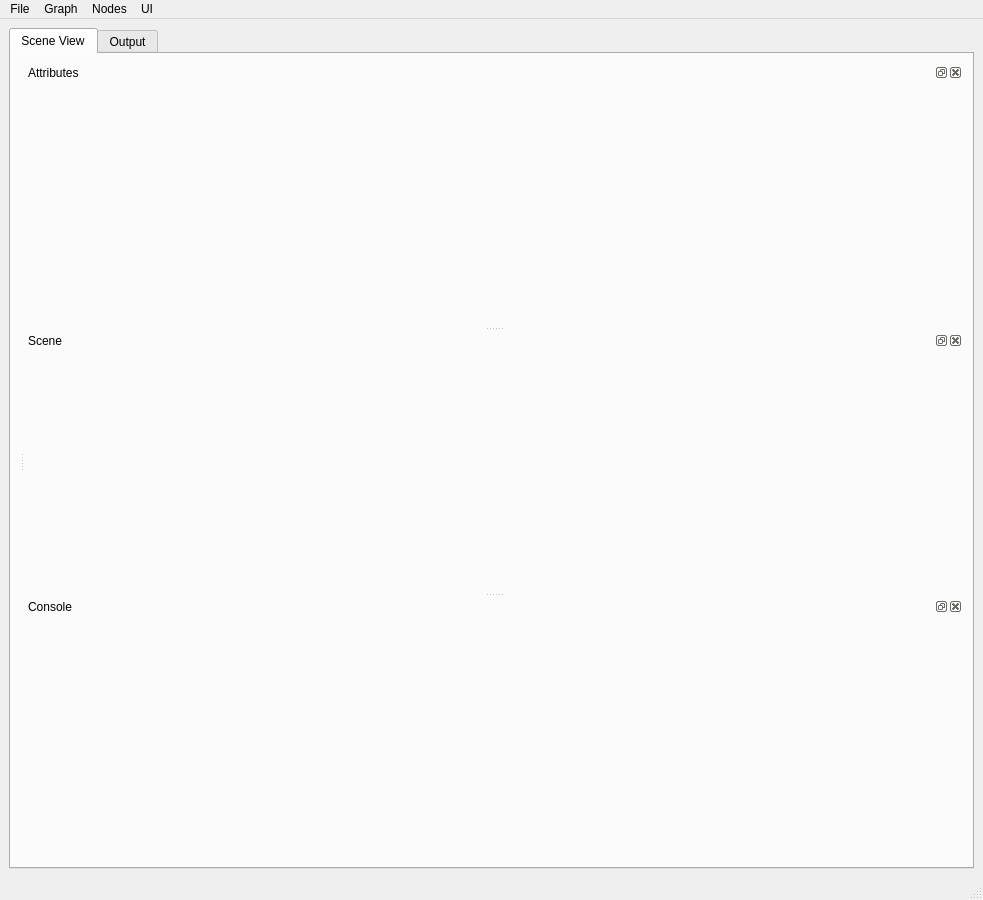
Before: the Qt Designer form ui/SceneGraph.ui in mfessenden/SceneGraph, drawn with Qt 5.
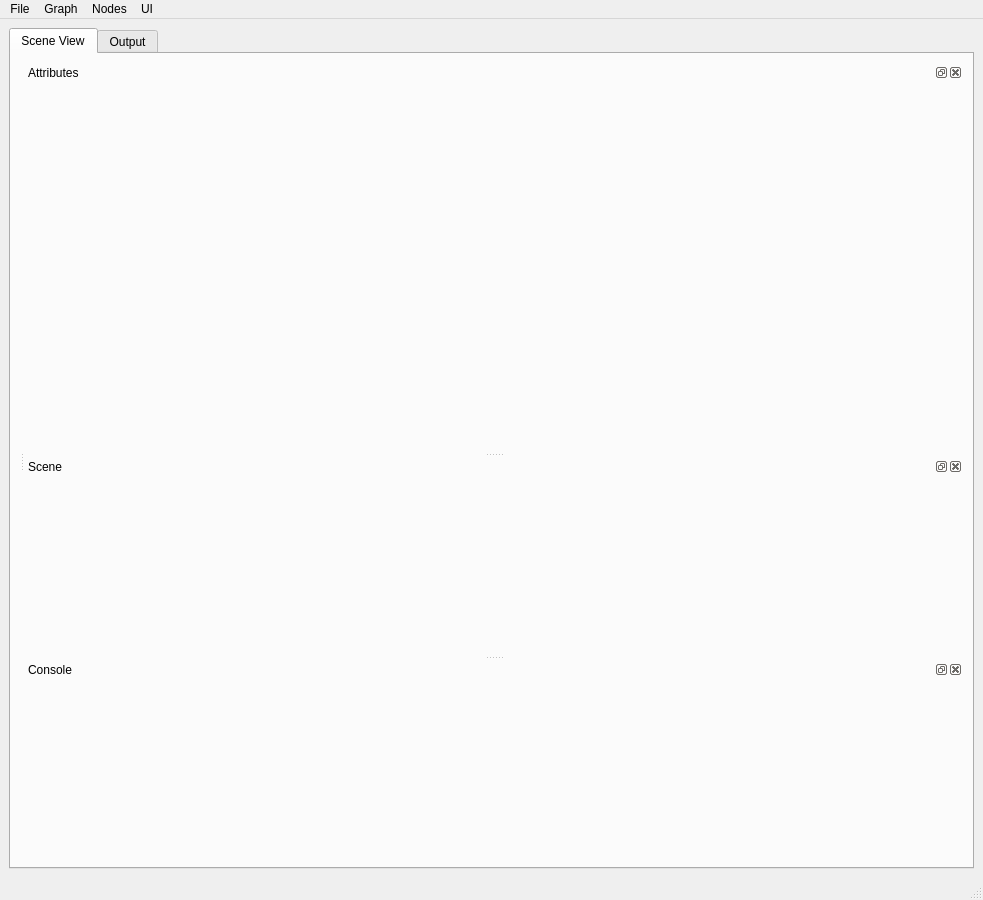
After: the same form once the commit is applied. Icons and pictures are not drawn.

What changed in the file:
```diff
--- a/ui/SceneGraph.ui
+++ b/ui/SceneGraph.ui
@@ -73,6 +73,7 @@
                <height>0</height>
               </size>
              </property>
+             <layout class="QVBoxLayout" name="attrEditorLayout"/>
             </widget>
            </widget>
            <widget class="QSplitter" name="btm_splitter">
```
Left out of the diff: 5 changed lines with no effect on the pictures.
